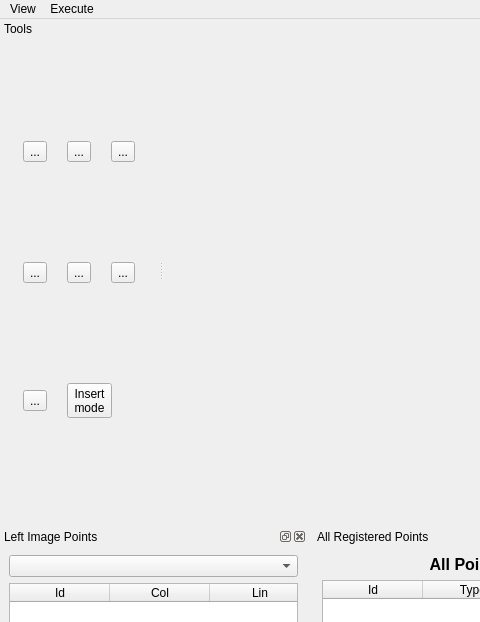
e-foto/e-foto, file EDU/trunk/qt/interface/FotoTriForm.ui: the form before one commit; both pictures show x 0 to 480 and y 0 to 622 of the 1246 by 806 pixel window.
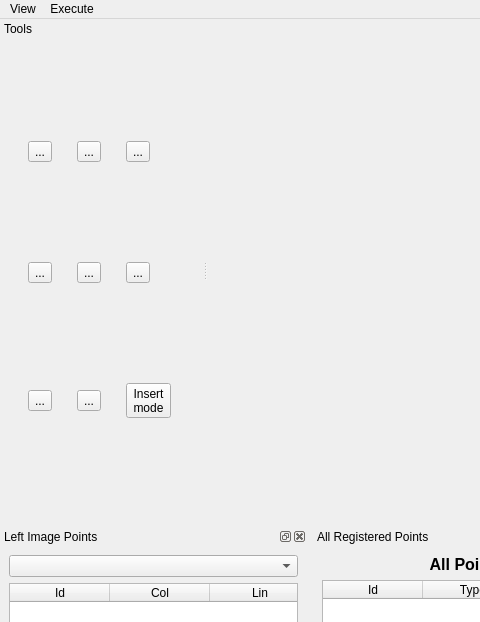
The form after the commit. Icons and pictures are not drawn. Custom widgets are drawn as their Qt base class.

Diff of the .ui file:
```diff
--- a/EDU/trunk/qt/interface/FotoTriForm.ui
+++ b/EDU/trunk/qt/interface/FotoTriForm.ui
@@ -321,7 +321,7 @@
    </property>
    <property name="minimumSize">
     <size>
-     <width>158</width>
+     <width>202</width>
      <height>177</height>
     </size>
    </property>
@@ -475,6 +475,30 @@
       </widget>
      </item>
      <item row="2" column="0">
+      <widget class="QToolButton" name="reportButton">
+       <property name="toolTip">
+        <string>&lt;!DOCTYPE HTML PUBLIC &quot;-//W3C//DTD HTML 4.0//EN&quot; &quot;http://www.w3.org/TR/REC-html40/strict.dtd&quot;&gt;
+&lt;html&gt;&lt;head&gt;&lt;meta name=&quot;qrichtext&quot; content=&quot;1&quot; /&gt;&lt;style type=&quot;text/css&quot;&gt;
+p, li { white-space: pre-wrap; }
+&lt;/style&gt;&lt;/head&gt;&lt;body style=&quot; font-family:'MS Shell Dlg 2'; font-size:8.25pt; font-weight:400; font-style:normal;&quot;&gt;
+&lt;p style=&quot; margin-top:0px; margin-bottom:0px; margin-left:0px; margin-right:0px; -qt-block-indent:0; text-indent:0px;&quot;&gt;&lt;span style=&quot; font-size:8pt; font-weight:600; color:#000000;&quot;&gt;Photo-triangulation report &lt;/span&gt;&lt;/p&gt;&lt;/body&gt;&lt;/html&gt;</string>
+       </property>
+       <property name="text">
+        <string>...</string>
+       </property>
+       <property name="icon">
+        <iconset resource="../resource/resource.qrc">
+         <normaloff>:/icon/report.png</normaloff>:/icon/report.png</iconset>
+       </property>
+       <property name="iconSize">
+        <size>
+         <width>32</width>
+         <height>32</height>
+        </size>
+       </property>
+      </widget>
+     </item>
+     <item row="2" column="1">
       <widget class="QToolButton" name="doneButton">
        <property name="toolTip">
         <string>&lt;!DOCTYPE HTML PUBLIC &quot;-//W3C//DTD HTML 4.0//EN&quot; &quot;http://www.w3.org/TR/REC-html40/strict.dtd&quot;&gt;
@@ -498,7 +522,7 @@
        </property>
       </widget>
      </item>
-     <item row="2" column="1" colspan="2">
+     <item row="2" column="2">
       <widget class="QToolButton" name="insertPointInButton">
        <property name="toolTip">
         <string>&lt;!DOCTYPE HTML PUBLIC &quot;-//W3C//DTD HTML 4.0//EN&quot; &quot;http://www.w3.org/TR/REC-html40/strict.dtd&quot;&gt;
```
Left out of the diff: 8 changed lines with no effect on the pictures.
